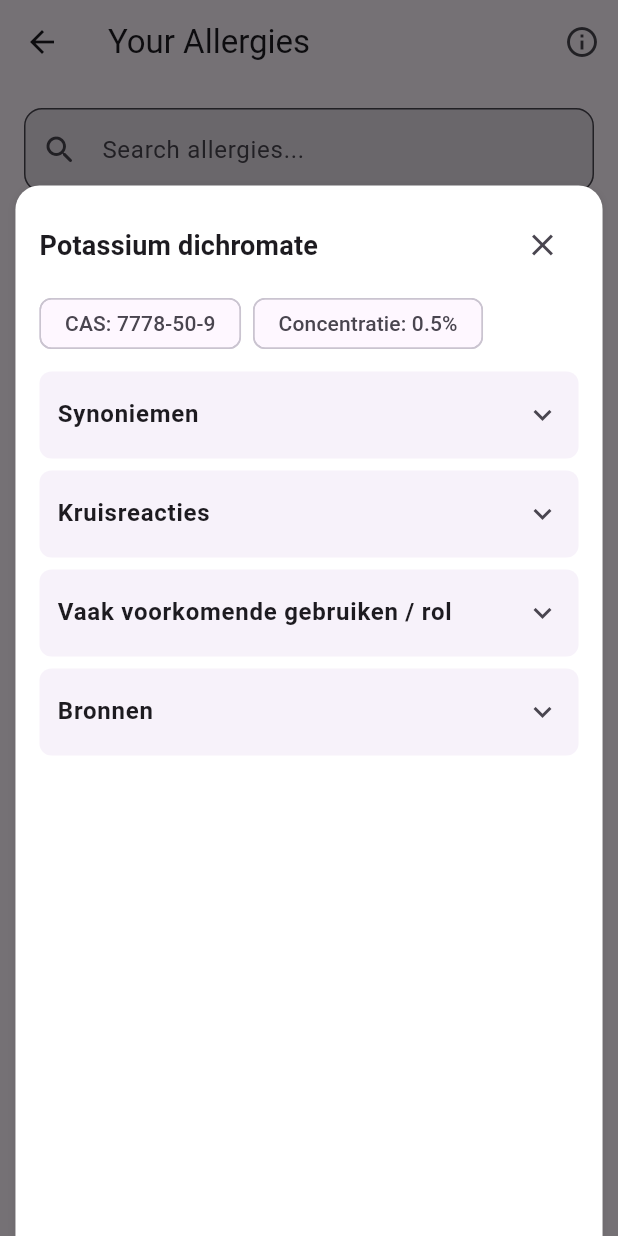
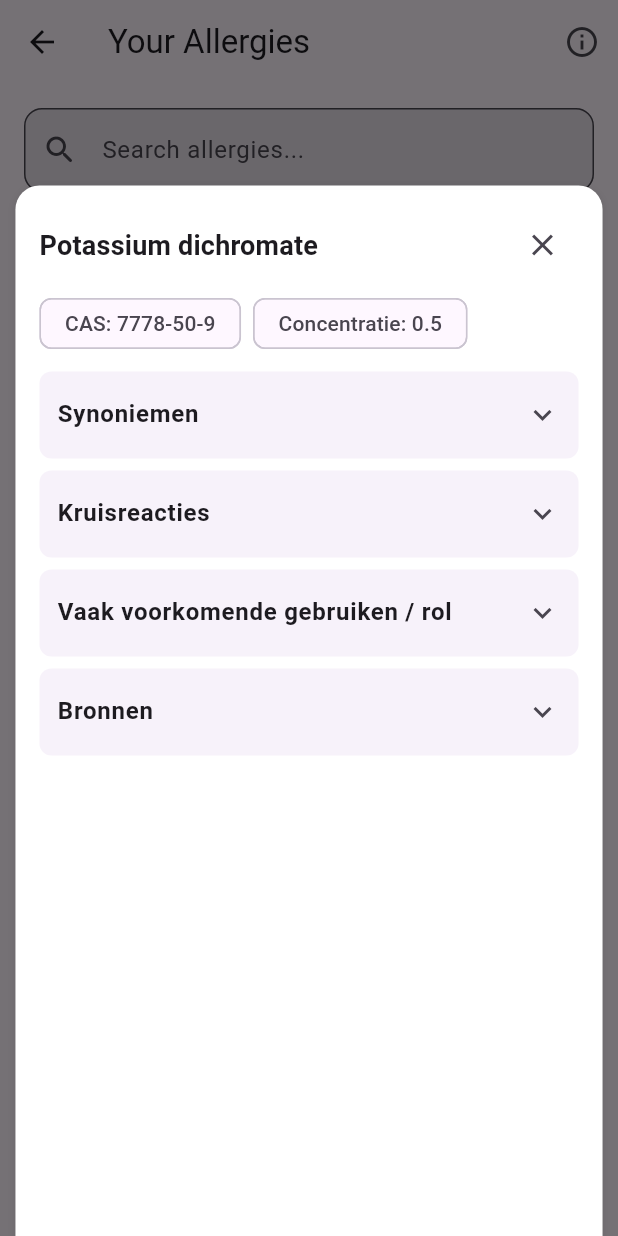
Before and after one commit to Medoxz/bme-scanner, a Flutter app: the AllergiesSelectPage screen opened directly, after a tap on "Potassium dichromate", on a phone screen of 412 x 824 dp. Run offline on Flutter 3.47's test engine with Material 3 defaults, Android fonts, the light colour scheme and no system bars; our stand-ins replace image_picker, permission_handler, shared_preferences; missing offline and left inert: google_mlkit_text_recognition; accounts and stored records are empty; network calls fail.

Commit message:
removed percentage from concentration

```diff
--- a/flutter-app/lib/pages/Components/allergy_listing.dart
+++ b/flutter-app/lib/pages/Components/allergy_listing.dart
@@ -107,7 +107,7 @@ class AllergyListingWidget extends StatelessWidget {
                         ),
                       if (concentratie.isNotEmpty)
                         Chip(
-                          label: Text('Concentratie: $concentratie%'),
+                          label: Text('Concentratie: $concentratie'),
                           visualDensity: VisualDensity.compact,
                         ),
                     ],
```
